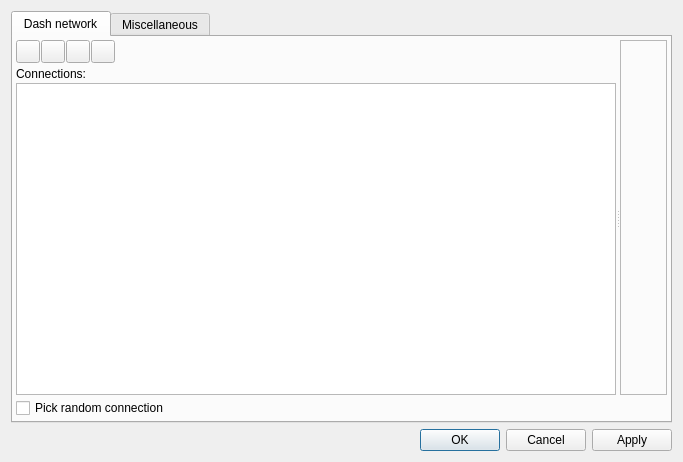
Above: src/ui/ui_config_dlg.ui from Bertrand256/dash-masternode-tool before the change. Below: the same form after it.
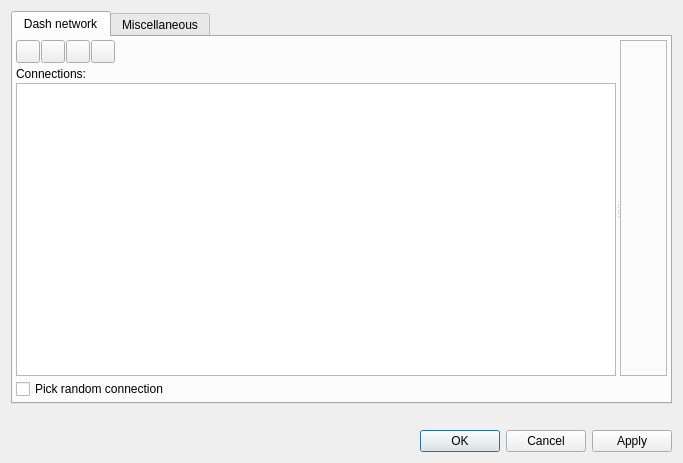
That is the form after the change.

Commit message: Get extended masternode status. Openning configuration file.

Patch:
```diff
--- a/src/ui/ui_config_dlg.ui
+++ b/src/ui/ui_config_dlg.ui
@@ -10,7 +10,7 @@
     <x>0</x>
     <y>0</y>
     <width>683</width>
-    <height>462</height>
+    <height>463</height>
    </rect>
   </property>
   <property name="windowTitle">
@@ -358,6 +358,19 @@
      </widget>
     </widget>
    </item>
+   <item>
+    <widget class="QLabel" name="lblStatus">
+     <property name="frameShape">
+      <enum>QFrame::NoFrame</enum>
+     </property>
+     <property name="text">
+      <string/>
+     </property>
+     <property name="openExternalLinks">
+      <bool>true</bool>
+     </property>
+    </widget>
+   </item>
    <item>
     <widget class="QDialogButtonBox" name="buttonBox">
      <property name="orientation">
```
The commit also changes 7 other files.
